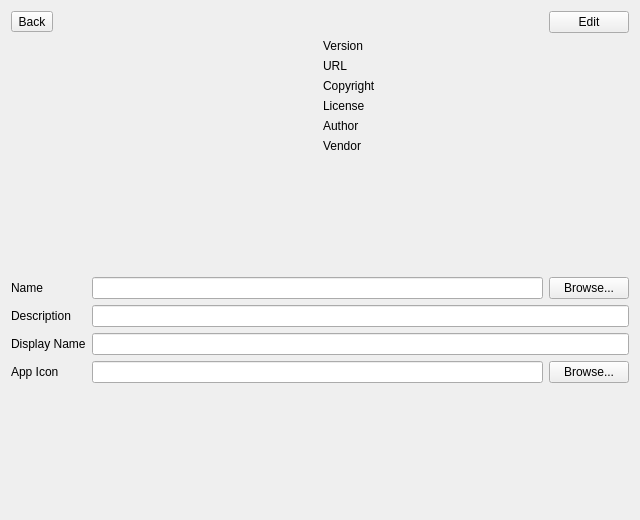
This is ui/settings/AppDetailsWidget.ui in OpenFairWind/FairWindSK as Qt 5 draws it before an edit. The edited form follows.
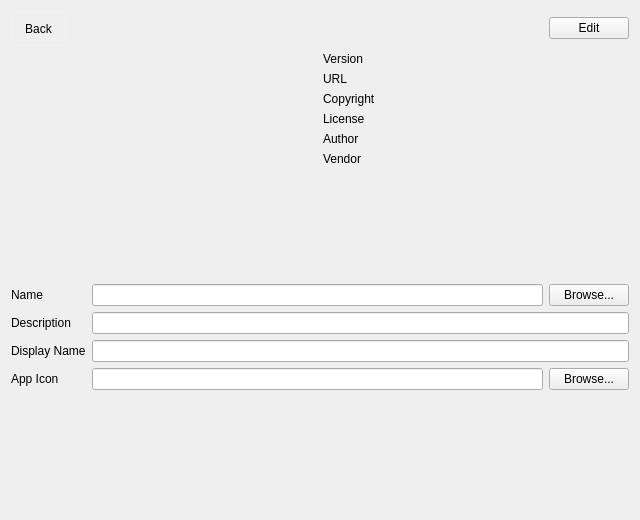
This is the edited form. Icons and pictures are not drawn.

Commit message: Move Apps tool button setup into UI files

Patch:
```diff
--- a/ui/settings/AppDetailsWidget.ui
+++ b/ui/settings/AppDetailsWidget.ui
@@ -10,11 +10,45 @@
     <height>520</height>
    </rect>
   </property>
+  <property name="styleSheet">
+   <string notr="true">QToolButton#toolButton_BackToLayout {
+ background: transparent;
+ border: 1px solid rgba(255, 255, 255, 0.24);
+ border-radius: 6px;
+ padding: 8px;
+}
+QToolButton#toolButton_BackToLayout:hover {
+ background: rgba(255, 255, 255, 0.08);
+}
+QToolButton#toolButton_BackToLayout:pressed {
+ background: rgba(255, 255, 255, 0.14);
+}
+QToolButton#toolButton_BackToLayout:disabled {
+ color: rgba(255,255,255,0.35);
+ border-color: rgba(255,255,255,0.12);
+}</string>
+  </property>
   <layout class="QVBoxLayout" name="verticalLayout_DetailsPage">
    <item>
     <layout class="QHBoxLayout" name="horizontalLayout_DetailsHeader">
      <item>
       <widget class="QToolButton" name="toolButton_BackToLayout">
+       <property name="toolTip">
+        <string>Back to layout</string>
+       </property>
+       <property name="icon">
+        <iconset>
+         <normaloff>:/resources/svg/OpenBridge/arrow-left-google.svg</normaloff>:/resources/svg/OpenBridge/arrow-left-google.svg</iconset>
+       </property>
+       <property name="iconSize">
+        <size>
+         <width>24</width>
+         <height>24</height>
+        </size>
+       </property>
+       <property name="toolButtonStyle">
+        <enum>Qt::ToolButtonIconOnly</enum>
+       </property>
        <property name="text">
         <string>Back</string>
        </property>
```
The commit also changes 3 other files.
